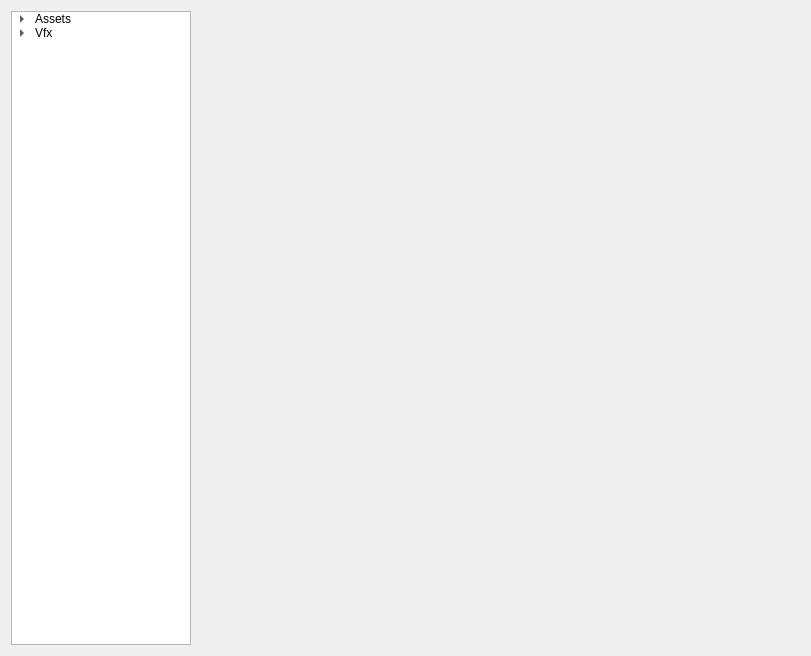
Old version of the form lib/ui/ui_assets_browser.ui in the repository listyque/TACTIC-Handler.
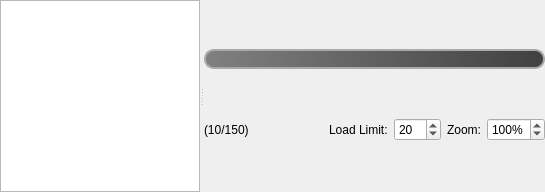
New version of the form. Icons and pictures are not drawn.

What changed in the file:
```diff
--- a/lib/ui/ui_assets_browser.ui
+++ b/lib/ui/ui_assets_browser.ui
@@ -6,31 +6,35 @@
    <rect>
     <x>0</x>
     <y>0</y>
-    <width>811</width>
-    <height>656</height>
+    <width>545</width>
+    <height>192</height>
    </rect>
   </property>
   <property name="windowTitle">
    <string>Form</string>
   </property>
-  <layout class="QGridLayout" name="gridLayout">
-   <item row="0" column="0">
-    <widget class="QTreeWidget" name="treeWidget">
-     <property name="sizePolicy">
-      <sizepolicy hsizetype="Minimum" vsizetype="Minimum">
-       <horstretch>0</horstretch>
-       <verstretch>0</verstretch>
-      </sizepolicy>
-     </property>
+  <layout class="QVBoxLayout" name="verticalLayout">
+   <property name="spacing">
+    <number>0</number>
+   </property>
+   <property name="margin">
+    <number>0</number>
+   </property>
+   <item>
+    <widget class="QSplitter" name="splitter">
+     <property name="orientation">
+      <enum>Qt::Horizontal</enum>
+     </property>
+     <widget class="QTreeWidget" name="assetsTreeWidget">
      <property name="minimumSize">
       <size>
-       <width>180</width>
+        <width>120</width>
        <height>0</height>
       </size>
      </property>
      <property name="maximumSize">
       <size>
-       <width>180</width>
+        <width>200</width>
        <height>16777215</height>
       </size>
      </property>
@@ -42,39 +46,54 @@
        <string>all</string>
       </property>
      </column>
-     <item>
-      <property name="text">
-       <string>Assets</string>
+     </widget>
+     <widget class="QWidget" name="verticalLayoutWidget_3">
+      <layout class="QVBoxLayout" name="verticalLayout_2" stretch="0,1,0">
+       <property name="spacing">
+        <number>0</number>
       </property>
       <item>
-       <property name="text">
-        <string>Sets</string>
-       </property>
-      </item>
-      <item>
-       <property name="text">
-        <string>Scenes</string>
-       </property>
-      </item>
-      <item>
-       <property name="text">
-        <string>Characters</string>
-       </property>
-      </item>
-      <item>
-       <property name="text">
-        <string>Props</string>
-       </property>
-      </item>
-     </item>
-     <item>
-      <property name="text">
-       <string>Vfx</string>
-      </property>
-      <item>
-       <property name="text">
-        <string>VFX</string>
-       </property>
+        <widget class="QLineEdit" name="searchLineEdit">
+         <property name="sizePolicy">
+          <sizepolicy hsizetype="Preferred" vsizetype="Fixed">
+           <horstretch>0</horstretch>
+           <verstretch>0</verstretch>
+          </sizepolicy>
+         </property>
+         <property name="maximumSize">
+          <size>
+           <width>16777215</width>
+           <height>20</height>
+          </size>
+         </property>
+         <property name="font">
+          <font>
+           <pointsize>9</pointsize>
+          </font>
+         </property>
+         <property name="styleSheet">
+          <string notr="true">QLineEdit {
+	color: rgb(192, 192, 192);
+    border: 2px solid darkgray;
+    border-radius: 10px;
+	show-decoration-selected: 1;
+    padding: 0px 8px;
+    background: qlineargradient(spread:pad, x1:0, y1:0, x2:1, y2:0, stop:0 rgba(128, 128, 128, 255), stop:1 rgba(64, 64,64, 255));
+	background-position: bottom left;
+	background-image: url(&quot;:/ui_check/gliph/search_16.png&quot;);
+	background-repeat: fixed;
+    selection-background-color: darkgray;
+	padding-left: 15px;
+}
+QLineEdit:hover{
+	color: white;
+	background-image: url(&quot;:/ui_check/gliph/searchHover_16.png&quot;);
+}</string>
+         </property>
+         <property name="frame">
+          <bool>false</bool>
+         </property>
+        </widget>
       </item>
       <item>
        <property name="text">
@@ -82,20 +101,17 @@
        </property>
       </item>
       <item>
-       <property name="text">
-        <string>Fluids</string>
-       </property>
-      </item>
+        <layout class="QHBoxLayout" name="horizontalLayout">
+         <property name="spacing">
+          <number>6</number>
+         </property>
       <item>
+          <widget class="QLabel" name="countLabel">
        <property name="text">
-        <string>Cloth</string>
-       </property>
-      </item>
-     </item>
-    </widget>
-   </item>
-   <item row="0" column="1">
-    <layout class="QVBoxLayout" name="verticalLayout">
+            <string>(10/150)</string>
+           </property>
+          </widget>
+         </item>
      <item>
       <spacer name="horizontalSpacer">
        <property name="orientation">
@@ -109,7 +125,60 @@
        </property>
       </spacer>
      </item>
-    </layout>
+         <item>
+          <widget class="QLabel" name="label_2">
+           <property name="text">
+            <string>Load Limit:</string>
+           </property>
+          </widget>
+         </item>
+         <item>
+          <widget class="QSpinBox" name="limitSpinBox">
+           <property name="minimum">
+            <number>5</number>
+           </property>
+           <property name="maximum">
+            <number>500</number>
+           </property>
+           <property name="singleStep">
+            <number>5</number>
+           </property>
+           <property name="value">
+            <number>20</number>
+           </property>
+          </widget>
+         </item>
+         <item>
+          <widget class="QLabel" name="label">
+           <property name="text">
+            <string>Zoom:</string>
+           </property>
+          </widget>
+         </item>
+         <item>
+          <widget class="QSpinBox" name="zoomSpinBox">
+           <property name="suffix">
+            <string>%</string>
+           </property>
+           <property name="minimum">
+            <number>25</number>
+           </property>
+           <property name="maximum">
+            <number>400</number>
+           </property>
+           <property name="singleStep">
+            <number>25</number>
+           </property>
+           <property name="value">
+            <number>100</number>
+           </property>
+          </widget>
+         </item>
+        </layout>
+       </item>
+      </layout>
+     </widget>
+    </widget>
    </item>
   </layout>
  </widget>
```
Left out of the diff: 14 changed lines with no effect on the pictures. Lines whose indentation alone changed are shown as unchanged.
